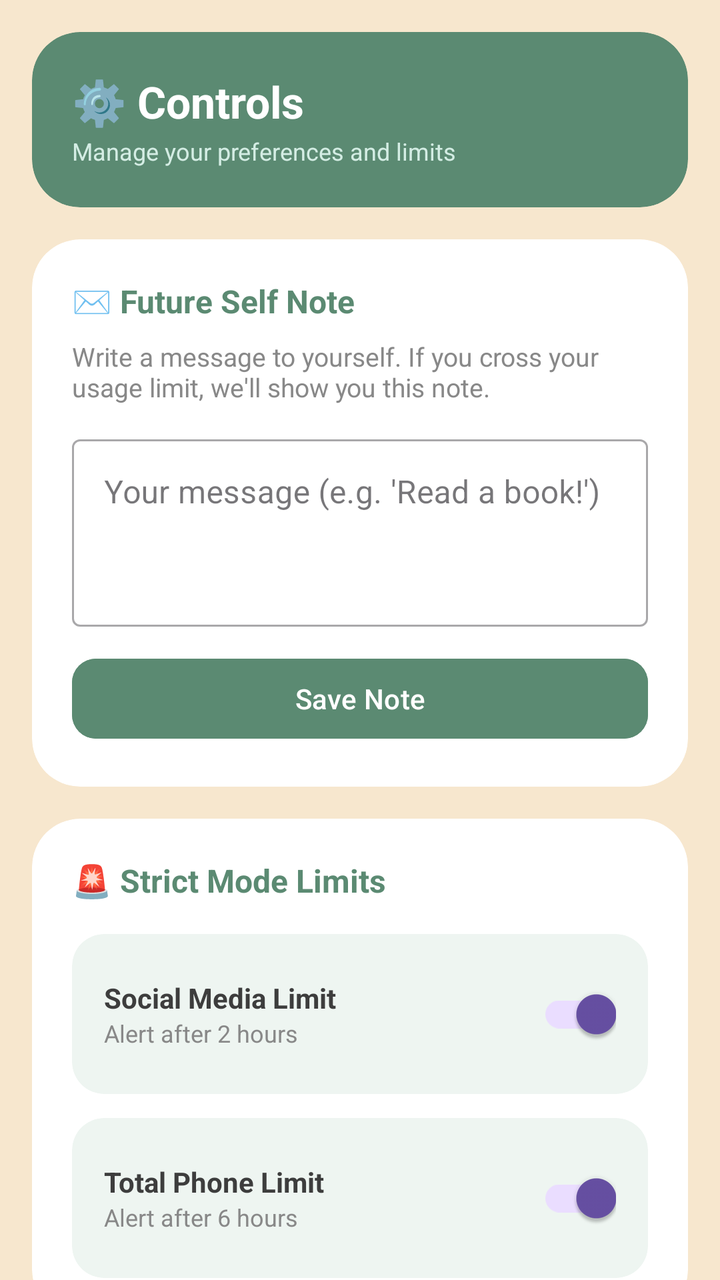
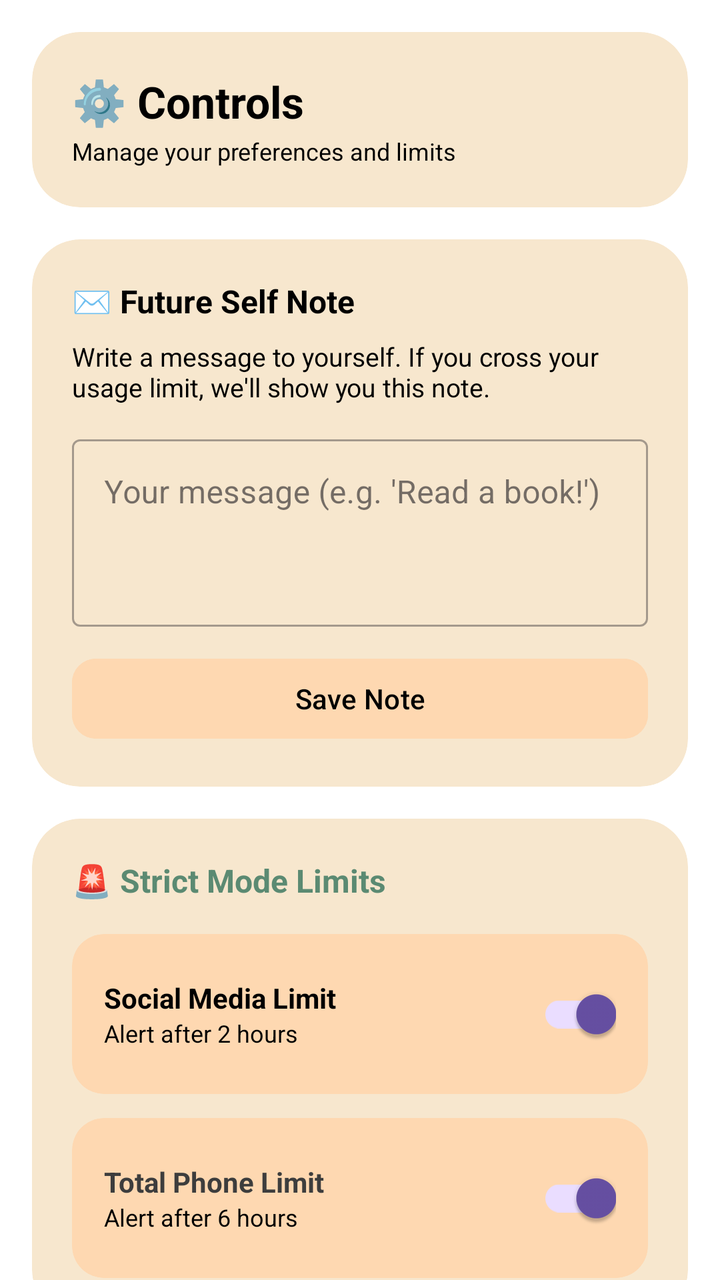

Screens rendered from an Android XML layout before and after an edit, with the pre-edit source and the edit as a unified diff.
<!-- AndroidManifest.xml: application theme Theme.PhoneMoodTranslator -->
<!-- res/layout/fragment_controls.xml -->
<?xml version="1.0" encoding="utf-8"?>
<ScrollView
    xmlns:android="http://schemas.android.com/apk/res/android"
    xmlns:app="http://schemas.android.com/apk/res-auto"
    android:layout_width="match_parent"
    android:layout_height="match_parent"
    android:background="#F7E7CE"
    android:scrollbars="none">

    <LinearLayout
        android:layout_width="match_parent"
        android:layout_height="wrap_content"
        android:orientation="vertical"
        android:padding="16dp">

        
        <androidx.cardview.widget.CardView
            android:layout_width="match_parent"
            android:layout_height="wrap_content"
            android:layout_marginBottom="16dp"
            app:cardCornerRadius="24dp"
            app:cardElevation="0dp"
            app:cardBackgroundColor="#5B8A72">

            <LinearLayout
                android:layout_width="match_parent"
                android:layout_height="wrap_content"
                android:orientation="vertical"
                android:padding="20dp">

                <TextView
                    android:layout_width="wrap_content"
                    android:layout_height="wrap_content"
                    android:text="⚙️ Controls"
                    android:textSize="22sp"
                    android:textStyle="bold"
                    android:textColor="#FFFFFF"/>

                <TextView
                    android:layout_width="wrap_content"
                    android:layout_height="wrap_content"
                    android:text="Manage your preferences and limits"
                    android:textSize="12sp"
                    android:textColor="#D4EDE4"
                    android:layout_marginTop="2dp"/>

            </LinearLayout>

        </androidx.cardview.widget.CardView>

        
        <androidx.cardview.widget.CardView
            android:layout_width="match_parent"
            android:layout_height="wrap_content"
            android:layout_marginBottom="16dp"
            app:cardCornerRadius="24dp"
            app:cardElevation="0dp"
            app:cardBackgroundColor="#FFFFFF">

            <LinearLayout
                android:layout_width="match_parent"
                android:layout_height="wrap_content"
                android:orientation="vertical"
                android:padding="20dp">

                <TextView
                    android:layout_width="wrap_content"
                    android:layout_height="wrap_content"
                    android:text="✉️ Future Self Note"
                    android:textSize="16sp"
                    android:textStyle="bold"
                    android:textColor="#5B8A72"
                    android:layout_marginBottom="8dp"/>

                <TextView
                    android:layout_width="match_parent"
                    android:layout_height="wrap_content"
                    android:text="Write a message to yourself. If you cross your usage limit, we'll show you this note."
                    android:textColor="#888888"
                    android:textSize="13sp"
                    android:layout_marginBottom="12dp"/>

                <com.google.android.material.textfield.TextInputLayout
                    android:layout_width="match_parent"
                    android:layout_height="wrap_content"
                    android:hint="Your message (e.g. 'Read a book!')"
                    style="@style/Widget.MaterialComponents.TextInputLayout.OutlinedBox">

                    <com.google.android.material.textfield.TextInputEditText
                        android:id="@+id/etFutureNote"
                        android:layout_width="match_parent"
                        android:layout_height="wrap_content"
                        android:minLines="3"
                        android:gravity="top"/>

                </com.google.android.material.textfield.TextInputLayout>

                <Button
                    android:id="@+id/btnSaveNote"
                    android:layout_width="match_parent"
                    android:layout_height="wrap_content"
                    android:text="Save Note"
                    android:layout_marginTop="12dp"
                    android:textColor="#FFFFFF"
                    android:backgroundTint="#5B8A72"
                    app:cornerRadius="12dp"/>

            </LinearLayout>

        </androidx.cardview.widget.CardView>

        
        <androidx.cardview.widget.CardView
            android:layout_width="match_parent"
            android:layout_height="wrap_content"
            android:layout_marginBottom="16dp"
            app:cardCornerRadius="24dp"
            app:cardElevation="0dp"
            app:cardBackgroundColor="#FFFFFF">

            <LinearLayout
                android:layout_width="match_parent"
                android:layout_height="wrap_content"
                android:orientation="vertical"
                android:padding="20dp">

                <TextView
                    android:layout_width="wrap_content"
                    android:layout_height="wrap_content"
                    android:text="🚨 Strict Mode Limits"
                    android:textSize="16sp"
                    android:textStyle="bold"
                    android:textColor="#5B8A72"
                    android:layout_marginBottom="16dp"/>

                
                <androidx.cardview.widget.CardView
                    android:layout_width="match_parent"
                    android:layout_height="wrap_content"
                    android:layout_marginBottom="12dp"
                    app:cardCornerRadius="16dp"
                    app:cardElevation="0dp"
                    app:cardBackgroundColor="#EEF5F1">

                    <LinearLayout
                        android:layout_width="match_parent"
                        android:layout_height="wrap_content"
                        android:orientation="horizontal"
                        android:gravity="center_vertical"
                        android:padding="16dp">

                        <LinearLayout
                            android:layout_width="0dp"
                            android:layout_height="wrap_content"
                            android:layout_weight="1"
                            android:orientation="vertical">

                            <TextView
                                android:layout_width="wrap_content"
                                android:layout_height="wrap_content"
                                android:text="Social Media Limit"
                                android:textSize="14sp"
                                android:textStyle="bold"
                                android:textColor="#3D3D3D"/>

                            <TextView
                                android:layout_width="wrap_content"
                                android:layout_height="wrap_content"
                                android:text="Alert after 2 hours"
                                android:textSize="12sp"
                                android:textColor="#888888"/>

                        </LinearLayout>

                        <com.google.android.material.switchmaterial.SwitchMaterial
                            android:id="@+id/switchSocialLimit"
                            android:layout_width="wrap_content"
                            android:layout_height="wrap_content"
                            android:checked="true"/>

                    </LinearLayout>

                </androidx.cardview.widget.CardView>

                
                <androidx.cardview.widget.CardView
                    android:layout_width="match_parent"
                    android:layout_height="wrap_content"
                    app:cardCornerRadius="16dp"
                    app:cardElevation="0dp"
                    app:cardBackgroundColor="#EEF5F1">

                    <LinearLayout
                        android:layout_width="match_parent"
                        android:layout_height="wrap_content"
                        android:orientation="horizontal"
                        android:gravity="center_vertical"
                        android:padding="16dp">

                        <LinearLayout
                            android:layout_width="0dp"
                            android:layout_height="wrap_content"
                            android:layout_weight="1"
                            android:orientation="vertical">

                            <TextView
                                android:layout_width="wrap_content"
                                android:layout_height="wrap_content"
                                android:text="Total Phone Limit"
                                android:textSize="14sp"
                                android:textStyle="bold"
                                android:textColor="#3D3D3D"/>

                            <TextView
                                android:layout_width="wrap_content"
                                android:layout_height="wrap_content"
                                android:text="Alert after 6 hours"
                                android:textSize="12sp"
                                android:textColor="#888888"/>

                        </LinearLayout>

                        <com.google.android.material.switchmaterial.SwitchMaterial
                            android:id="@+id/switchTotalLimit"
                            android:layout_width="wrap_content"
                            android:layout_height="wrap_content"
                            android:checked="true"/>

                    </LinearLayout>

                </androidx.cardview.widget.CardView>

            </LinearLayout>

        </androidx.cardview.widget.CardView>

        
        <androidx.cardview.widget.CardView
            android:layout_width="match_parent"
            android:layout_height="wrap_content"
            android:layout_marginBottom="16dp"
            app:cardCornerRadius="24dp"
            app:cardElevation="0dp"
            app:cardBackgroundColor="#FFFFFF">

            <LinearLayout
                android:layout_width="match_parent"
                android:layout_height="wrap_content"
                android:orientation="vertical"
                android:padding="20dp">

                <TextView
                    android:layout_width="wrap_content"
                    android:layout_height="wrap_content"
                    android:text="🎨 App Theme"
                    android:textSize="16sp"
                    android:textStyle="bold"
                    android:textColor="#5B8A72"
                    android:layout_marginBottom="8dp"/>

                <TextView
                    android:layout_width="match_parent"
                    android:layout_height="wrap_content"
                    android:text="Customize the main screen background color."
                    android:textColor="#888888"
                    android:textSize="13sp"
                    android:layout_marginBottom="16dp"/>

                <LinearLayout
                    android:layout_width="match_parent"
                    android:layout_height="wrap_content"
                    android:orientation="horizontal"
                    android:gravity="center_vertical">

                    <View
                        android:id="@+id/viewColorPreview"
                        android:layout_width="48dp"
                        android:layout_height="48dp"
                        android:layout_marginEnd="16dp"
                        android:background="@drawable/circle_preview"/>

                    <Button
                        android:id="@+id/btnPickColor"
                        android:layout_width="0dp"
                        android:layout_height="wrap_content"
                        android:layout_weight="1"
                        android:text="Pick Color"
                        android:textColor="#FFFFFF"
                        android:backgroundTint="#5B8A72"
                        app:cornerRadius="12dp"/>

                </LinearLayout>

            </LinearLayout>

        </androidx.cardview.widget.CardView>

        
        <androidx.cardview.widget.CardView
            android:layout_width="match_parent"
            android:layout_height="wrap_content"
            android:layout_marginBottom="32dp"
            app:cardCornerRadius="24dp"
            app:cardElevation="0dp"
            app:cardBackgroundColor="#FFFFFF">

            <LinearLayout
                android:layout_width="match_parent"
                android:layout_height="wrap_content"
                android:orientation="vertical"
                android:padding="20dp">

                <TextView
                    android:layout_width="wrap_content"
                    android:layout_height="wrap_content"
                    android:text="ℹ️ About"
                    android:textSize="16sp"
                    android:textStyle="bold"
                    android:textColor="#5B8A72"
                    android:layout_marginBottom="8dp"/>

                <TextView
                    android:layout_width="match_parent"
                    android:layout_height="wrap_content"
                    android:text="Phone Mood Translator helps you understand your screen time habits through mood-based insights."
                    android:textColor="#888888"
                    android:textSize="13sp"
                    android:layout_marginBottom="16dp"/>

                <LinearLayout
                    android:layout_width="match_parent"
                    android:layout_height="wrap_content"
                    android:orientation="horizontal">

                    <androidx.cardview.widget.CardView
                        android:layout_width="0dp"
                        android:layout_height="wrap_content"
                        android:layout_weight="1"
                        android:layout_marginEnd="8dp"
                        app:cardCornerRadius="12dp"
                        app:cardElevation="0dp"
                        app:cardBackgroundColor="#EEF5F1">

                        <LinearLayout
                            android:layout_width="match_parent"
                            android:layout_height="wrap_content"
                            android:orientation="vertical"
                            android:gravity="center"
                            android:padding="12dp">

                            <TextView
                                android:layout_width="wrap_content"
                                android:layout_height="wrap_content"
                                android:text="Version"
                                android:textSize="11sp"
                                android:textColor="#888888"/>

                            <TextView
                                android:layout_width="wrap_content"
                                android:layout_height="wrap_content"
                                android:text="2.0.0"
                                android:textSize="14sp"
                                android:textStyle="bold"
                                android:textColor="#5B8A72"/>

                        </LinearLayout>

                    </androidx.cardview.widget.CardView>

                    <androidx.cardview.widget.CardView
                        android:layout_width="0dp"
                        android:layout_height="wrap_content"
                        android:layout_weight="1"
                        app:cardCornerRadius="12dp"
                        app:cardElevation="0dp"
                        app:cardBackgroundColor="#EEF5F1">

                        <LinearLayout
                            android:layout_width="match_parent"
                            android:layout_height="wrap_content"
                            android:orientation="vertical"
                            android:gravity="center"
                            android:padding="12dp">

                            <TextView
                                android:layout_width="wrap_content"
                                android:layout_height="wrap_content"
                                android:text="Made with"
                                android:textSize="11sp"
                                android:textColor="#888888"/>

                            <TextView
                                android:layout_width="wrap_content"
                                android:layout_height="wrap_content"
                                android:text="❤️ in India"
                                android:textSize="14sp"
                                android:textStyle="bold"
                                android:textColor="#5B8A72"/>

                        </LinearLayout>

                    </androidx.cardview.widget.CardView>

                </LinearLayout>

            </LinearLayout>

        </androidx.cardview.widget.CardView>

    </LinearLayout>

</ScrollView>
<!-- resources referenced by this layout -->
<resources>
  <!-- drawable circle_preview (drawable) -->
  <?xml version="1.0" encoding="utf-8"?>
  <shape xmlns:android="http://schemas.android.com/apk/res/android"
      android:shape="oval">
      <solid android:color="#4A148C"/>
      <stroke android:width="2dp" android:color="#DDDDDD"/>
  </shape>
  <style name="Theme.PhoneMoodTranslator" parent="Base.Theme.PhoneMoodTranslator" />
  <style name="Base.Theme.PhoneMoodTranslator" parent="Theme.Material3.DayNight.NoActionBar">
          
          
      </style>
</resources>

<!-- the commit's change to res/layout/fragment_controls.xml (unified diff, before → after) -->
@@ -4,7 +4,7 @@
     xmlns:app="http://schemas.android.com/apk/res-auto"
     android:layout_width="match_parent"
     android:layout_height="match_parent"
-    android:background="#F7E7CE"
+    android:background="#FFFFFF"
     android:scrollbars="none">
 
     <LinearLayout
@@ -20,7 +20,7 @@
             android:layout_marginBottom="16dp"
             app:cardCornerRadius="24dp"
             app:cardElevation="0dp"
-            app:cardBackgroundColor="#5B8A72">
+            app:cardBackgroundColor="#F7E7CE">
 
             <LinearLayout
                 android:layout_width="match_parent"
@@ -34,14 +34,14 @@
                     android:text="⚙️ Controls"
                     android:textSize="22sp"
                     android:textStyle="bold"
-                    android:textColor="#FFFFFF"/>
+                    android:textColor="#000000"/>
 
                 <TextView
                     android:layout_width="wrap_content"
                     android:layout_height="wrap_content"
                     android:text="Manage your preferences and limits"
                     android:textSize="12sp"
-                    android:textColor="#D4EDE4"
+                    android:textColor="#000000"
                     android:layout_marginTop="2dp"/>
 
             </LinearLayout>
@@ -55,7 +55,7 @@
             android:layout_marginBottom="16dp"
             app:cardCornerRadius="24dp"
             app:cardElevation="0dp"
-            app:cardBackgroundColor="#FFFFFF">
+            app:cardBackgroundColor="#F7E7CE">
 
             <LinearLayout
                 android:layout_width="match_parent"
@@ -69,14 +69,14 @@
                     android:text="✉️ Future Self Note"
                     android:textSize="16sp"
                     android:textStyle="bold"
-                    android:textColor="#5B8A72"
+                    android:textColor="#000000"
                     android:layout_marginBottom="8dp"/>
 
                 <TextView
                     android:layout_width="match_parent"
                     android:layout_height="wrap_content"
                     android:text="Write a message to yourself. If you cross your usage limit, we'll show you this note."
-                    android:textColor="#888888"
+                    android:textColor="#000000"
                     android:textSize="13sp"
                     android:layout_marginBottom="12dp"/>
 
@@ -101,8 +101,8 @@
                     android:layout_height="wrap_content"
                     android:text="Save Note"
                     android:layout_marginTop="12dp"
-                    android:textColor="#FFFFFF"
-                    android:backgroundTint="#5B8A72"
+                    android:textColor="#000000"
+                    android:backgroundTint="#FED8B1"
                     app:cornerRadius="12dp"/>
 
             </LinearLayout>
@@ -116,7 +116,7 @@
             android:layout_marginBottom="16dp"
             app:cardCornerRadius="24dp"
             app:cardElevation="0dp"
-            app:cardBackgroundColor="#FFFFFF">
+            app:cardBackgroundColor="#F7E7CE">
 
             <LinearLayout
                 android:layout_width="match_parent"
@@ -140,7 +140,7 @@
                     android:layout_marginBottom="12dp"
                     app:cardCornerRadius="16dp"
                     app:cardElevation="0dp"
-                    app:cardBackgroundColor="#EEF5F1">
+                    app:cardBackgroundColor="#FED8B1">
 
                     <LinearLayout
                         android:layout_width="match_parent"
@@ -161,14 +161,14 @@
                                 android:text="Social Media Limit"
                                 android:textSize="14sp"
                                 android:textStyle="bold"
-                                android:textColor="#3D3D3D"/>
+                                android:textColor="#000000"/>
 
                             <TextView
                                 android:layout_width="wrap_content"
                                 android:layout_height="wrap_content"
                                 android:text="Alert after 2 hours"
                                 android:textSize="12sp"
-                                android:textColor="#888888"/>
+                                android:textColor="#000000"/>
 
                         </LinearLayout>
 
@@ -188,7 +188,7 @@
                     android:layout_height="wrap_content"
                     app:cardCornerRadius="16dp"
                     app:cardElevation="0dp"
-                    app:cardBackgroundColor="#EEF5F1">
+                    app:cardBackgroundColor="#FED8B1">
 
                     <LinearLayout
                         android:layout_width="match_parent"
@@ -216,7 +216,7 @@
                                 android:layout_height="wrap_content"
                                 android:text="Alert after 6 hours"
                                 android:textSize="12sp"
-                                android:textColor="#888888"/>
+                                android:textColor="#000000"/>
 
                         </LinearLayout>
 
@@ -241,7 +241,7 @@
             android:layout_marginBottom="16dp"
             app:cardCornerRadius="24dp"
             app:cardElevation="0dp"
-            app:cardBackgroundColor="#FFFFFF">
+            app:cardBackgroundColor="#f7e7ce">
 
             <LinearLayout
                 android:layout_width="match_parent"
@@ -255,14 +255,14 @@
                     android:text="🎨 App Theme"
                     android:textSize="16sp"
                     android:textStyle="bold"
-                    android:textColor="#5B8A72"
+                    android:textColor="#000000"
                     android:layout_marginBottom="8dp"/>
 
                 <TextView
                     android:layout_width="match_parent"
                     android:layout_height="wrap_content"
                     android:text="Customize the main screen background color."
-                    android:textColor="#888888"
+                    android:textColor="#000000"
                     android:textSize="13sp"
                     android:layout_marginBottom="16dp"/>
 
@@ -277,6 +277,7 @@
                         android:layout_width="48dp"
                         android:layout_height="48dp"
                         android:layout_marginEnd="16dp"
+                        android:clipToOutline="true"
                         android:background="@drawable/circle_preview"/>
 
                     <Button
@@ -285,8 +286,8 @@
                         android:layout_height="wrap_content"
                         android:layout_weight="1"
                         android:text="Pick Color"
-                        android:textColor="#FFFFFF"
-                        android:backgroundTint="#5B8A72"
+                        android:textColor="#000000"
+                        android:backgroundTint="#FED8B1"
                         app:cornerRadius="12dp"/>
 
                 </LinearLayout>
@@ -302,7 +303,7 @@
             android:layout_marginBottom="32dp"
             app:cardCornerRadius="24dp"
             app:cardElevation="0dp"
-            app:cardBackgroundColor="#FFFFFF">
+            app:cardBackgroundColor="#f7e7ce">
 
             <LinearLayout
                 android:layout_width="match_parent"
@@ -316,14 +317,14 @@
                     android:text="ℹ️ About"
                     android:textSize="16sp"
                     android:textStyle="bold"
-                    android:textColor="#5B8A72"
+                    android:textColor="#000000"
                     android:layout_marginBottom="8dp"/>
 
                 <TextView
                     android:layout_width="match_parent"
                     android:layout_height="wrap_content"
                     android:text="Phone Mood Translator helps you understand your screen time habits through mood-based insights."
-                    android:textColor="#888888"
+                    android:textColor="#000000"
                     android:textSize="13sp"
                     android:layout_marginBottom="16dp"/>
 
@@ -339,7 +340,7 @@
                         android:layout_marginEnd="8dp"
                         app:cardCornerRadius="12dp"
                         app:cardElevation="0dp"
-                        app:cardBackgroundColor="#EEF5F1">
+                        app:cardBackgroundColor="#FED8B1">
 
                         <LinearLayout
                             android:layout_width="match_parent"
@@ -353,7 +354,7 @@
                                 android:layout_height="wrap_content"
                                 android:text="Version"
                                 android:textSize="11sp"
-                                android:textColor="#888888"/>
+                                android:textColor="#000000"/>
 
                             <TextView
                                 android:layout_width="wrap_content"
@@ -361,7 +362,7 @@
                                 android:text="2.0.0"
                                 android:textSize="14sp"
                                 android:textStyle="bold"
-                                android:textColor="#5B8A72"/>
+                                android:textColor="#000000"/>
 
                         </LinearLayout>
 
@@ -373,7 +374,7 @@
                         android:layout_weight="1"
                         app:cardCornerRadius="12dp"
                         app:cardElevation="0dp"
-                        app:cardBackgroundColor="#EEF5F1">
+                        app:cardBackgroundColor="#FED8B1">
 
                         <LinearLayout
                             android:layout_width="match_parent"
@@ -387,7 +388,7 @@
                                 android:layout_height="wrap_content"
                                 android:text="Made with"
                                 android:textSize="11sp"
-                                android:textColor="#888888"/>
+                                android:textColor="#000000"/>
 
                             <TextView
                                 android:layout_width="wrap_content"
@@ -395,7 +396,7 @@
                                 android:text="❤️ in India"
                                 android:textSize="14sp"
                                 android:textStyle="bold"
-                                android:textColor="#5B8A72"/>
+                                android:textColor="#000000"/>
 
                         </LinearLayout>
 
